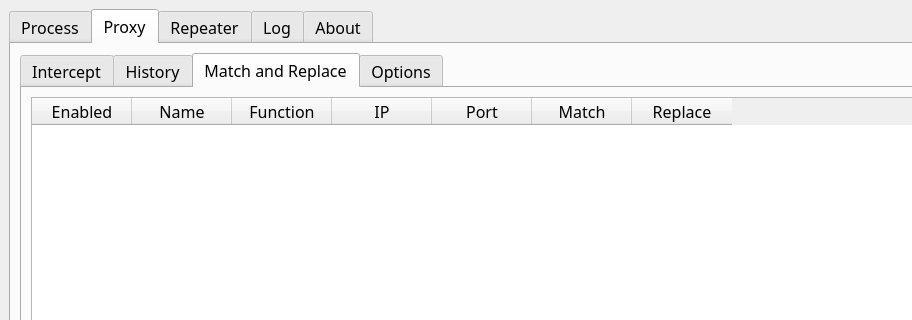
Above: Cataclysm_Version/friTCP/main_window.ui from Normaltic1018/friTCP before the change; both pictures show x 0 to 912 and y 0 to 320 of the 1056 by 821 pixel window. Below: the same form after it.
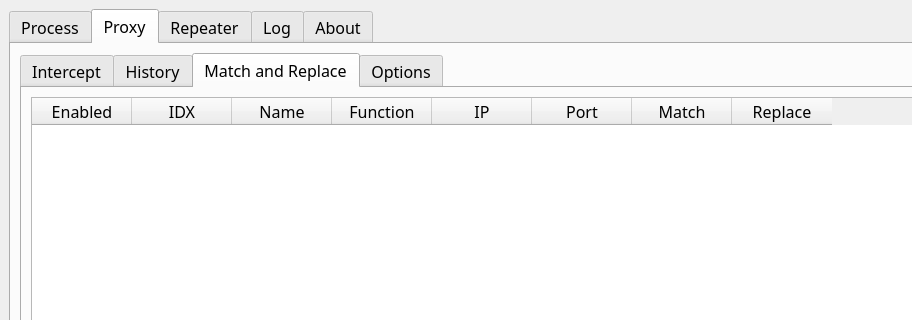
That is the form after the change. The open tabs and pages were chosen to show the change. Icons and pictures are not drawn.

Diff of the .ui file:
```diff
--- a/Cataclysm_Version/friTCP/main_window.ui
+++ b/Cataclysm_Version/friTCP/main_window.ui
@@ -1807,6 +1807,11 @@
                 <string>Enabled</string>
                </property>
               </column>
+              <column>
+               <property name="text">
+                <string>IDX</string>
+               </property>
+              </column>
               <column>
                <property name="text">
                 <string>Name</string>
```
Left out of the diff: 9 changed lines with no effect on the pictures.
